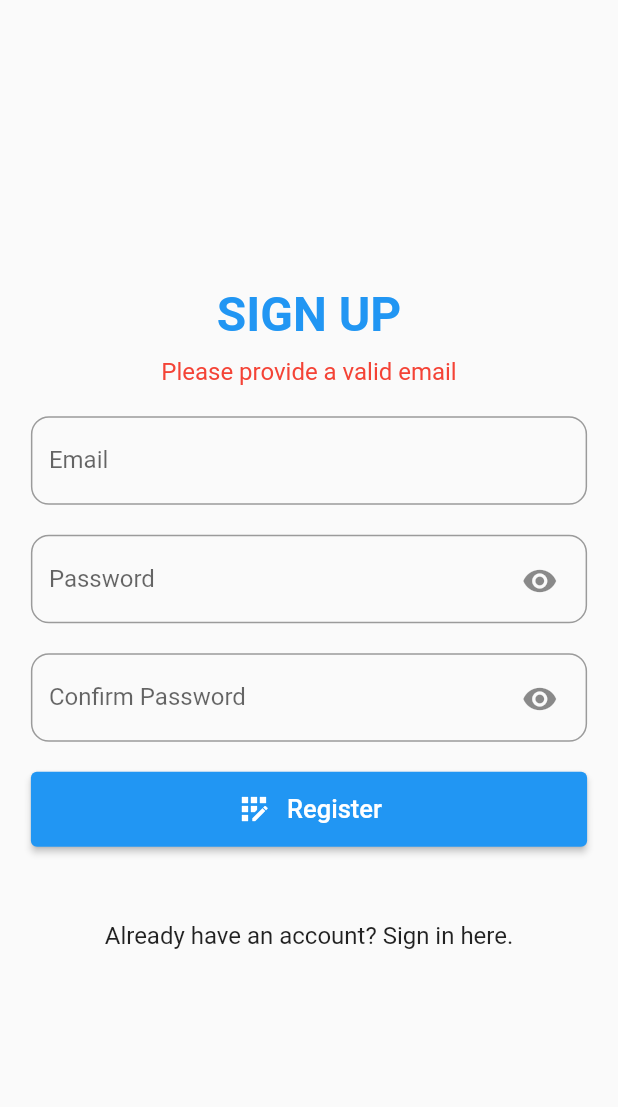
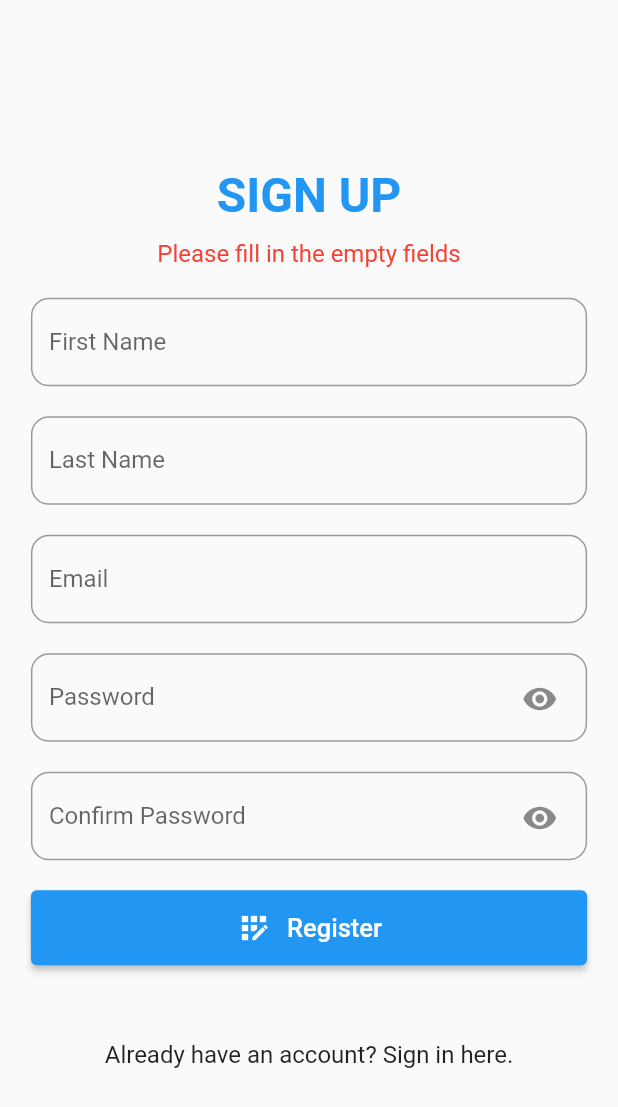
Before and after one commit to hannahlabana/cis2202-introToFlutter, a Flutter app: the screen it shows after launch, after a tap on "Login", after a tap on "Don't have an account? Sign up here.", after a tap on "Register", on a phone screen of 412 x 824 dp. Shown: the top 1107 px of the screen. Run offline on Flutter 3.47's test engine with Material 2 defaults, Android fonts, the phone set to English and light mode, and no system bars.

Commit message:
Added missing fields in Signup

```diff
--- a/lib/screens/LoginScreen.dart
+++ b/lib/screens/LoginScreen.dart
@@ -61,7 +61,13 @@ class _LoginScreenState extends State<LoginScreen> {
                             text: "Login",
                             iconData: Icons.login,
                             onPress: () {
-                              if (!emailController.text.contains('@')) {
+                              if(emailController.text == '' ||
+                                passwordController.text == ''){
+                                  setState(() {
+                                    validation = "Please fill in the empty fields";
+                                  });
+                              } else if (!emailController.text.contains('@')
+                                  || !emailController.text.contains('.com')) {
                                 setState(() {
                                   validation = "Please provide a valid email";
                                 });
--- a/lib/screens/SignUp.dart
+++ b/lib/screens/SignUp.dart
@@ -14,8 +14,9 @@ class SignUp extends StatefulWidget {
 class _SignUpState extends State<SignUp> {
   final TextEditingController emailController = TextEditingController();
   final TextEditingController passwordControllerFirst = TextEditingController();
-  final TextEditingController passwordControllerSecond =
-      TextEditingController();
+  final TextEditingController passwordControllerSecond =TextEditingController();
+  final TextEditingController firstNameController = TextEditingController();
+  final TextEditingController lastNameController = TextEditingController();
   bool obscurePassword1 = true;
   bool obscurePassword2 = true;
   String validation = '';
@@ -37,6 +38,22 @@ class _SignUpState extends State<SignUp> {
                   ),
                   Text(validation,
                       style: TextStyle(fontSize: 16.0, color: Colors.red)),
+                  const SizedBox(
+                    height: 20.0,
+                  ),
+                  CustomTextField(
+                      labelText: "First Name",
+                      hintText: "Enter your first name",
+                      controller: firstNameController,
+                      textInputType: TextInputType.text),
+                  const SizedBox(
+                    height: 20.0,
+                  ),
+                  CustomTextField(
+                      labelText: "Last Name",
+                      hintText: "Enter your last name",
+                      controller: lastNameController,
+                      textInputType: TextInputType.text),
                   const SizedBox(
                     height: 20.0,
                   ),
@@ -70,7 +87,16 @@ class _SignUpState extends State<SignUp> {
                       text: "Register",
                       iconData: Icons.app_registration,
                       onPress: () {
-                        if (!emailController.text.contains('@')) {
+                        if(emailController.text == ''
+                        || firstNameController.text == ''
+                        || lastNameController.text == ''
+                        || passwordControllerFirst.text == ''
+                        || passwordControllerSecond.text == ''){
+                          setState(() {
+                            validation = "Please fill in the empty fields";
+                          });
+                        } else if (!emailController.text.contains('@')
+                                  || !emailController.text.contains('.com')) {
                           setState(() {
                             validation = "Please provide a valid email";
                           });
```
